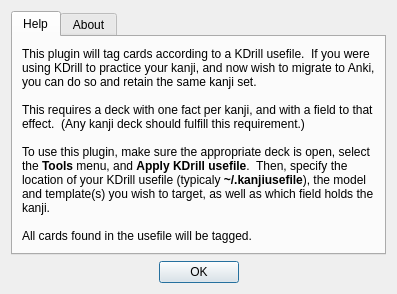
Before: the Qt Designer form kdrill/help.ui in fbriere/anki-kdrill, drawn with Qt 5.
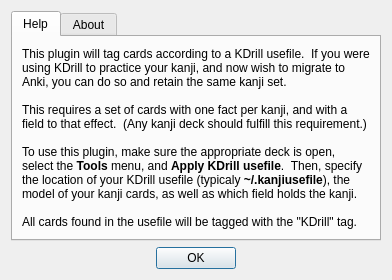
After: the same form once the commit is applied.

Commit message: Updated the Help section to better reflect current behavior

```diff
--- a/kdrill/help.ui
+++ b/kdrill/help.ui
@@ -30,12 +30,12 @@
 p, li { white-space: pre-wrap; }
 &lt;/style&gt;&lt;/head&gt;&lt;body style=&quot; font-family:'Sans Serif'; font-size:9pt; font-weight:400; font-style:normal;&quot;&gt;
 &lt;p style=&quot; margin-top:0px; margin-bottom:0px; margin-left:0px; margin-right:0px; -qt-block-indent:0; text-indent:0px;&quot;&gt;This plugin will tag cards according to a KDrill usefile.  If you were using KDrill to practice your kanji, and now wish to migrate to Anki, you can do so and retain the same kanji set.&lt;/p&gt;
-&lt;p style=&quot;-qt-paragraph-type:empty; margin-top:0px; margin-bottom:0px; margin-left:0px; margin-right:0px; -qt-block-indent:0; text-indent:0px;&quot;&gt;&lt;/p&gt;
-&lt;p style=&quot; margin-top:0px; margin-bottom:0px; margin-left:0px; margin-right:0px; -qt-block-indent:0; text-indent:0px;&quot;&gt;This requires a deck with one fact per kanji, and with a field to that effect.  (Any kanji deck should fulfill this requirement.)&lt;/p&gt;
-&lt;p style=&quot;-qt-paragraph-type:empty; margin-top:0px; margin-bottom:0px; margin-left:0px; margin-right:0px; -qt-block-indent:0; text-indent:0px;&quot;&gt;&lt;/p&gt;
-&lt;p style=&quot; margin-top:0px; margin-bottom:0px; margin-left:0px; margin-right:0px; -qt-block-indent:0; text-indent:0px;&quot;&gt;To use this plugin, make sure the appropriate deck is open, select the &lt;span style=&quot; font-weight:600;&quot;&gt;Tools&lt;/span&gt; menu, and &lt;span style=&quot; font-weight:600;&quot;&gt;Apply KDrill usefile&lt;/span&gt;.  Then, specify the location of your KDrill usefile (typicaly &lt;span style=&quot; font-weight:600;&quot;&gt;~/.kanjiusefile&lt;/span&gt;), the model and template(s) you wish to target, as well as which field holds the kanji.&lt;/p&gt;
-&lt;p style=&quot;-qt-paragraph-type:empty; margin-top:0px; margin-bottom:0px; margin-left:0px; margin-right:0px; -qt-block-indent:0; text-indent:0px;&quot;&gt;&lt;/p&gt;
-&lt;p style=&quot; margin-top:0px; margin-bottom:0px; margin-left:0px; margin-right:0px; -qt-block-indent:0; text-indent:0px;&quot;&gt;All cards found in the usefile will be tagged.&lt;/p&gt;&lt;/body&gt;&lt;/html&gt;</string>
+&lt;p style=&quot;-qt-paragraph-type:empty; margin-top:0px; margin-bottom:0px; margin-left:0px; margin-right:0px; -qt-block-indent:0; text-indent:0px;&quot;&gt;&lt;br /&gt;&lt;/p&gt;
+&lt;p style=&quot; margin-top:0px; margin-bottom:0px; margin-left:0px; margin-right:0px; -qt-block-indent:0; text-indent:0px;&quot;&gt;This requires a set of cards with one fact per kanji, and with a field to that effect.  (Any kanji deck should fulfill this requirement.)&lt;/p&gt;
+&lt;p style=&quot;-qt-paragraph-type:empty; margin-top:0px; margin-bottom:0px; margin-left:0px; margin-right:0px; -qt-block-indent:0; text-indent:0px;&quot;&gt;&lt;br /&gt;&lt;/p&gt;
+&lt;p style=&quot; margin-top:0px; margin-bottom:0px; margin-left:0px; margin-right:0px; -qt-block-indent:0; text-indent:0px;&quot;&gt;To use this plugin, make sure the appropriate deck is open, select the &lt;span style=&quot; font-weight:600;&quot;&gt;Tools&lt;/span&gt; menu, and &lt;span style=&quot; font-weight:600;&quot;&gt;Apply KDrill usefile&lt;/span&gt;.  Then, specify the location of your KDrill usefile (typicaly &lt;span style=&quot; font-weight:600;&quot;&gt;~/.kanjiusefile&lt;/span&gt;), the model of your kanji cards, as well as which field holds the kanji.&lt;/p&gt;
+&lt;p style=&quot;-qt-paragraph-type:empty; margin-top:0px; margin-bottom:0px; margin-left:0px; margin-right:0px; -qt-block-indent:0; text-indent:0px;&quot;&gt;&lt;br /&gt;&lt;/p&gt;
+&lt;p style=&quot; margin-top:0px; margin-bottom:0px; margin-left:0px; margin-right:0px; -qt-block-indent:0; text-indent:0px;&quot;&gt;All cards found in the usefile will be tagged with the &amp;quot;KDrill&amp;quot; tag.&lt;/p&gt;&lt;/body&gt;&lt;/html&gt;</string>
          </property>
          <property name="wordWrap">
           <bool>true</bool>
```
